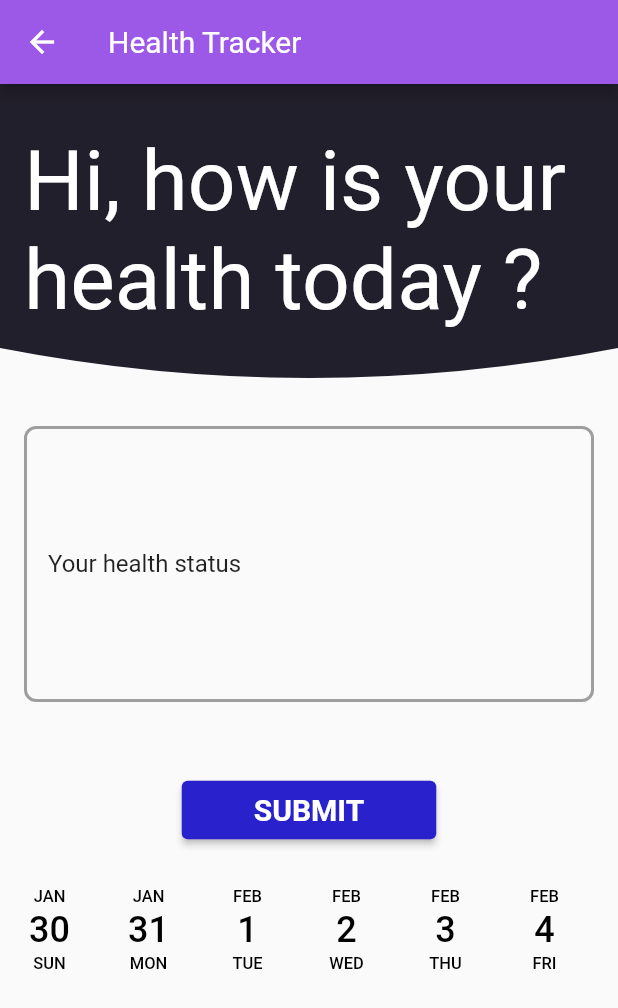
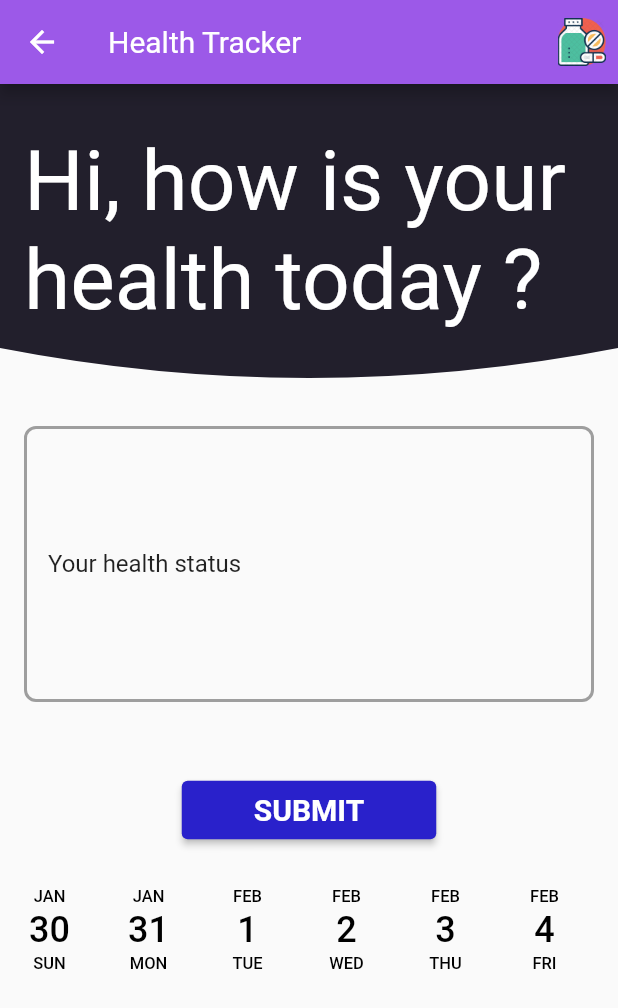
Before and after one commit to shhdwi/Pocket-Doc, a Flutter app: the UserHomePage screen opened directly, on a phone screen of 412 x 824 dp. Shown: the top 1008 px of the screen. Run offline on Flutter 3.47's test engine with Material 2 defaults, Android fonts, the phone set to English and light mode, and no system bars; drawn by our look-alikes of date_picker_timeline, velocity_x; our stand-ins replace cloud_firestore, firebase_auth, firebase_core, google_sign_in; accounts and stored records are empty.

Commit message:
button added

```diff
--- a/lib/screens/user_homepage.dart
+++ b/lib/screens/user_homepage.dart
@@ -69,6 +69,9 @@ class _UserHomePageState extends State<UserHomePage> {
     return Scaffold(
       appBar: AppBar(
         title: const Text("Health Tracker"),
+        actions: <Widget>[
+          IconButton(onPressed: null, icon: Image.asset('assets/images/medrem.png'), tooltip: 'Medicine Cabinet',)
+        ],
       ),
       resizeToAvoidBottomInset: false,
       body: SingleChildScrollView(
--- a/pubspec.yaml
+++ b/pubspec.yaml
@@ -66,8 +66,8 @@ flutter:
   uses-material-design: true
 
   # To add assets to your application, add an assets section, like this:
-  # assets:
-  #   - images/a_dot_burr.jpeg
+  assets:
+    - assets/images/medrem.png
   #   - images/a_dot_ham.jpeg
 
   # An image asset can refer to one or more resolution-specific "variants", see
```
Also changed, not shown: assets/images/medrem.png (added).
